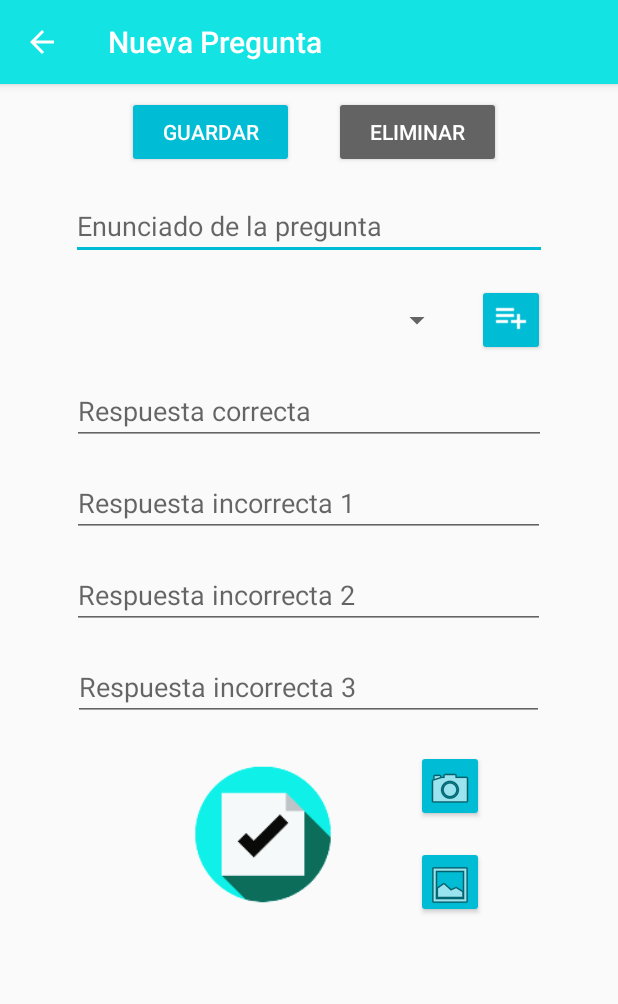
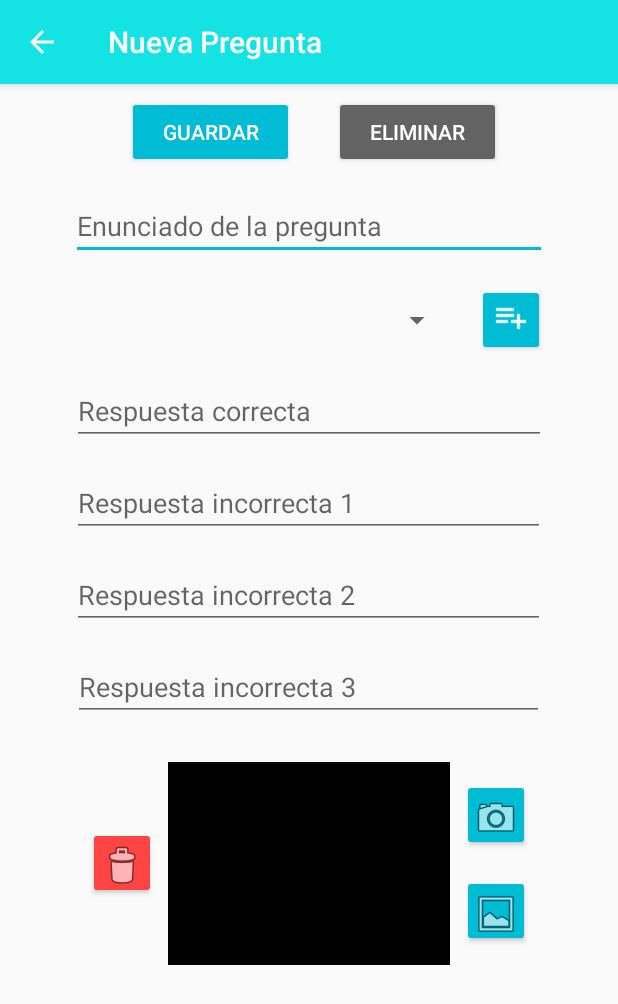
Before and after one commit to RYuste/AppQuiz, an Android app: the NuevaEditaPreguntaActivity screen opened directly, with no data from a screen before it, on a phone screen of 412 x 824 dp. Shown: the top 1004 px of the screen. Run offline under Robolectric (Android 15) with nearby library versions, the phone set to English and light mode, and no system bars; pictures from the network do not load; Roboto replaces fonts that are not available here.

Commit message:
Guardado y editado de pregunta con imágen

```diff
--- a/app/src/main/java/com/appquiz/proyectoappquiz/BaseDeDatos.java
+++ b/app/src/main/java/com/appquiz/proyectoappquiz/BaseDeDatos.java
@@ -9,7 +9,7 @@ public class BaseDeDatos extends SQLiteOpenHelper {
 
     //Sentencia SQL para crear la tabla Pregunta
     String sqlCreate = "CREATE TABLE Pregunta (id_pregunta INTEGER NOT NULL PRIMARY KEY AUTOINCREMENT, enunciado TEXT, categoria TEXT, " +
-            "correcto TEXT, incorrecto_1 TEXT, incorrecto_2 TEXT, incorrecto_3 TEXT)";
+            "correcto TEXT, incorrecto_1 TEXT, incorrecto_2 TEXT, incorrecto_3 TEXT, foto TEXT)";
 
     //Constructor
     public BaseDeDatos(@Nullable Context context, @Nullable String name, @Nullable SQLiteDatabase.CursorFactory factory, int version) {
--- a/app/src/main/res/layout/content_nueva_pregunta.xml
+++ b/app/src/main/res/layout/content_nueva_pregunta.xml
@@ -213,11 +213,47 @@
                 android:layout_height="match_parent"
                 android:orientation="horizontal">
 
+                <TextView
+                    android:id="@+id/textViewEspaciado2"
+                    android:layout_width="wrap_content"
+                    android:layout_height="wrap_content"
+                    android:layout_weight="1" />
+            </LinearLayout>
+
+            <LinearLayout
+                android:layout_width="wrap_content"
+                android:layout_height="match_parent"
+                android:orientation="horizontal">
+
+                <LinearLayout
+                    android:layout_width="match_parent"
+                    android:layout_height="match_parent"
+                    android:gravity="center_vertical|center_horizontal|center"
+                    android:orientation="vertical">
+
+                    <Button
+                        android:id="@+id/buttonBorrarImg"
+                        android:layout_width="45dp"
+                        android:layout_height="48dp"
+                        android:layout_marginStart="8dp"
+                        android:layout_marginTop="8dp"
+                        android:layout_marginEnd="8dp"
+                        android:layout_marginBottom="8dp"
+                        android:drawableTop="@android:drawable/ic_menu_delete"
+                        app:backgroundTint="@android:color/holo_red_light"
+                        app:layout_constraintBottom_toBottomOf="parent"
+                        app:layout_constraintEnd_toEndOf="parent"
+                        app:layout_constraintHorizontal_bias="0.919"
+                        app:layout_constraintStart_toStartOf="parent"
+                        app:layout_constraintTop_toTopOf="parent"
+                        app:layout_constraintVertical_bias="0.295" />
+                </LinearLayout>
+
                 <ImageView
                     android:id="@+id/imageViewFoto"
                     android:layout_width="188dp"
                     android:layout_height="135dp"
-                android:src="@mipmap/ic_launcher_foreground" />
+                    android:background="@android:color/background_dark" />
 
                 <LinearLayout
                     android:layout_width="wrap_content"
```
Also changed, not shown: app/src/main/java/com/appquiz/proyectoappquiz/NuevaEditaPreguntaActivity.java (+71 -44 lines), app/src/main/java/com/appquiz/proyectoappquiz/Pregunta.java (+15 -2 lines), app/src/main/java/com/appquiz/proyectoappquiz/Repositorio.java (+7 -5 lines). Lines whose indentation alone changed are shown as unchanged.
